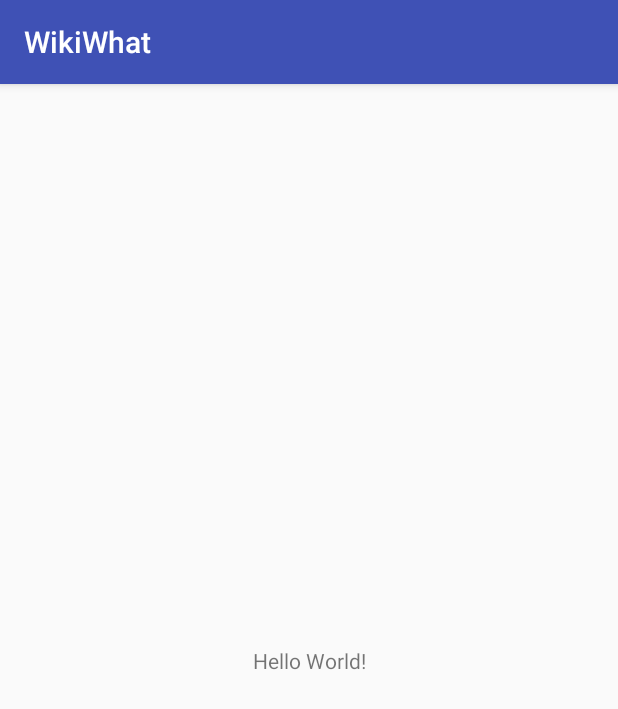
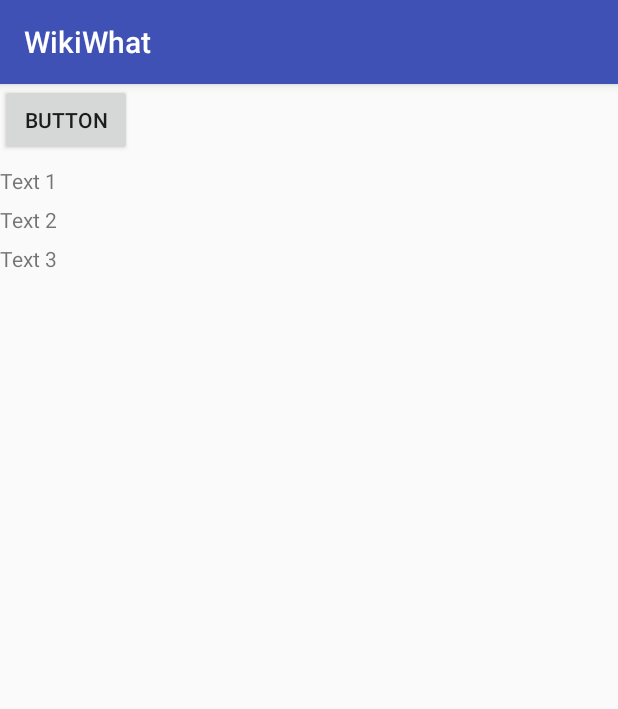
Before and after one commit to romainbulot/WikiWhat, an Android app: the screen it shows after launch (MainActivity), on a phone screen of 412 x 824 dp. Shown: the top 709 px of the screen. Run offline under Robolectric (Android 15) with nearby library versions, the phone set to English and light mode, and no system bars.

Commit message:
androidv2

```diff
--- a/android/WikiWhat/app/src/main/res/layout/activity_main.xml
+++ b/android/WikiWhat/app/src/main/res/layout/activity_main.xml
@@ -1,18 +1,34 @@
 <?xml version="1.0" encoding="utf-8"?>
-<android.support.constraint.ConstraintLayout xmlns:android="http://schemas.android.com/apk/res/android"
-    xmlns:app="http://schemas.android.com/apk/res-auto"
+
+<LinearLayout xmlns:android="http://schemas.android.com/apk/res/android"
 xmlns:tools="http://schemas.android.com/tools"
 android:layout_width="match_parent"
 android:layout_height="match_parent"
-    tools:context="wikiwhat.bulotsantini.dev.wikiwhat.MainActivity">
+android:orientation="vertical"
+tools:context="wikiwhat.bulotsantini.dev.wikiwhat.MainActivity" >
+
+<Button
+    android:text="BUTTON"
+    android:layout_width="wrap_content"
+    android:layout_height="wrap_content"
+    />
 
 <TextView
     android:layout_width="wrap_content"
     android:layout_height="wrap_content"
-        android:text="Hello World!"
-        app:layout_constraintBottom_toBottomOf="parent"
-        app:layout_constraintLeft_toLeftOf="parent"
-        app:layout_constraintRight_toRightOf="parent"
-        app:layout_constraintTop_toTopOf="parent" />
+    android:text="Text 1"
+    android:paddingTop="10px"/>
 
-</android.support.constraint.ConstraintLayout>
+<TextView
+    android:layout_width="wrap_content"
+    android:layout_height="wrap_content"
+    android:text="Text 2"
+    android:paddingTop="10px"/>
+
+<TextView
+    android:layout_width="wrap_content"
+    android:layout_height="wrap_content"
+    android:text="Text 3"
+    android:paddingTop="10px"/>
+
+</LinearLayout>
```
Lines whose indentation alone changed are shown as unchanged.
